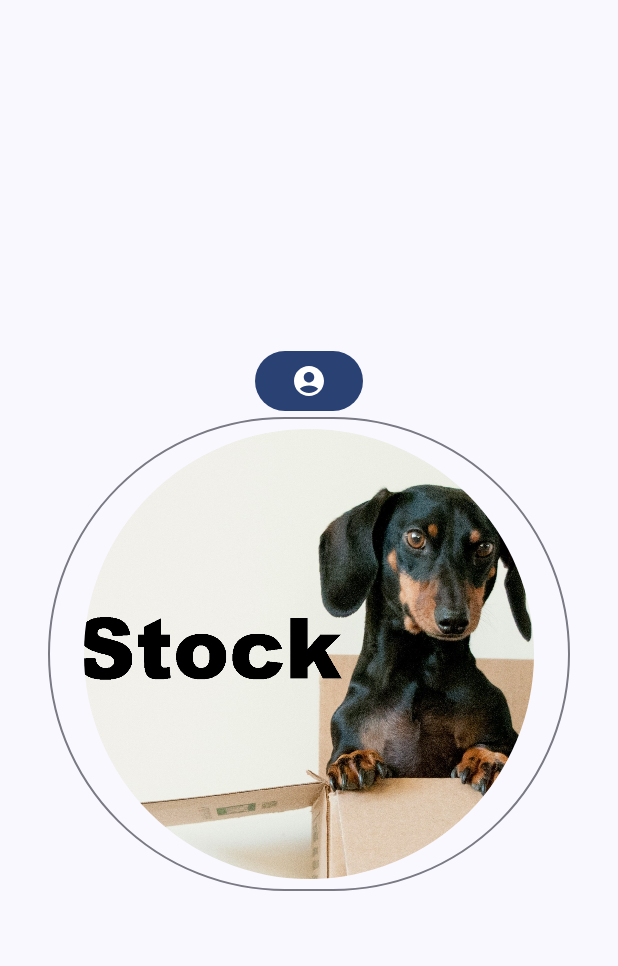
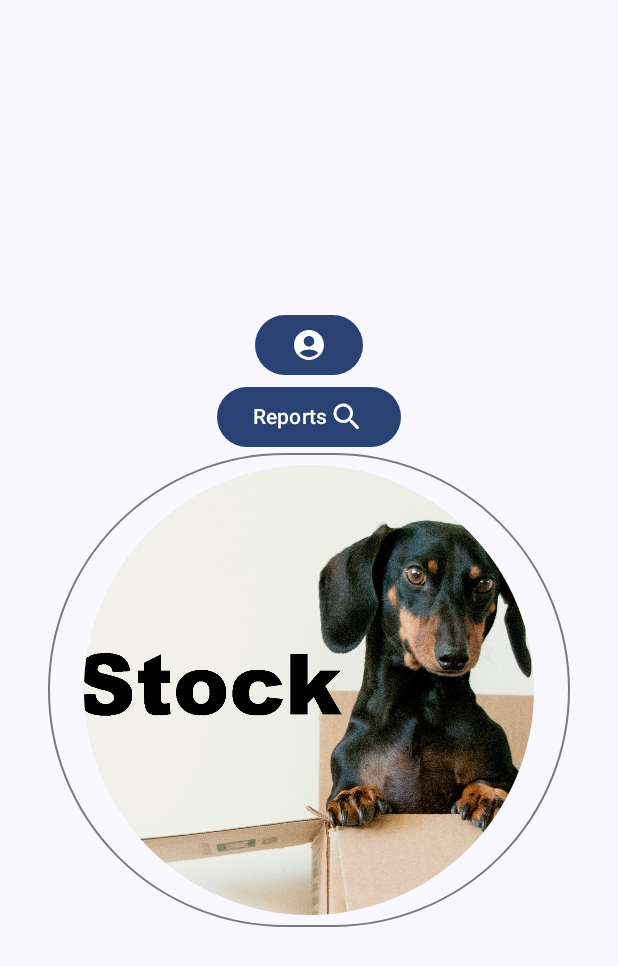
Before and after one commit to DejmianMihailov/Warehouse-System-Mobile, an Android app built with Jetpack Compose: the home screen opened through its navigation route, on a phone screen of 412 x 824 dp. Shown: the top 966 px of the screen. Run offline under Robolectric (Android 15) with nearby library versions, the phone set to English and light mode, and no system bars; Roboto replaces fonts that are not available here.

Commit message:
Creating search

```diff
--- a/app/src/main/java/com/example/warehouse_mobile/MainActivity.kt
+++ b/app/src/main/java/com/example/warehouse_mobile/MainActivity.kt
@@ -23,6 +23,8 @@ import com.example.warehouse_mobile.composable.LandingCoposable
 import com.example.warehouse_mobile.composable.LogInCoposable
 import com.example.warehouse_mobile.composable.ProfileCoposable
 import com.example.warehouse_mobile.composable.RegisterCoposable
+import com.example.warehouse_mobile.composable.SearchComposable
+import com.example.warehouse_mobile.composable.SearchShipment
 import com.example.warehouse_mobile.composable.StockCoposable
 import com.example.warehouse_mobile.ui.theme.WarehouseMobileTheme
 import com.example.warehouse_mobile.view.UserViewModel
@@ -62,6 +64,12 @@ class MainActivity : ComponentActivity() {
                         composable("profile") {
                             ProfileCoposable(userViewModel)
                         }
+                        composable("search") {
+                            SearchComposable(userViewModel,navController)
+                        }
+                        composable("searchShipment") {
+                            SearchShipment(userViewModel)
+                        }
                     }
                 }
             }
--- a/app/src/main/java/com/example/warehouse_mobile/composable/HomeCoposable.kt
+++ b/app/src/main/java/com/example/warehouse_mobile/composable/HomeCoposable.kt
@@ -16,6 +16,7 @@ import androidx.compose.foundation.shape.RoundedCornerShape
 import androidx.compose.material.icons.Icons
 import androidx.compose.material.icons.rounded.AccountCircle
 import androidx.compose.material.icons.rounded.AllInbox
+import androidx.compose.material.icons.rounded.Search
 import androidx.compose.material3.Button
 import androidx.compose.material3.Icon
 import androidx.compose.material3.OutlinedButton
@@ -63,6 +64,10 @@ fun HomeCoposable(
                 Button(onClick = { navController.navigate("profile") }) {
                     Icon(Icons.Rounded.AccountCircle, contentDescription = "Profile icon")
                 }
+                Button(onClick = { navController.navigate("search") }) {
+                    Text(text = "Reports")
+                    Icon(Icons.Rounded.Search, contentDescription = "Search icon")
+                }
 
                 OutlinedButton(onClick = { navController.navigate("stock") }) {
                     Column {
@@ -72,7 +77,9 @@ fun HomeCoposable(
                             painter = painterResource(id = R.drawable.stock1),
                             contentDescription = "Stock image button",
                             contentScale = ContentScale.Crop,
-                            modifier = Modifier.size(300.dp).clip(CircleShape)
+                            modifier = Modifier
+                                .size(300.dp)
+                                .clip(CircleShape)
                         )
                     }
                 }
```
Also changed, not shown: app/src/main/java/com/example/warehouse_mobile/composable/SearchComposable.kt (added, +28 -0 lines).
